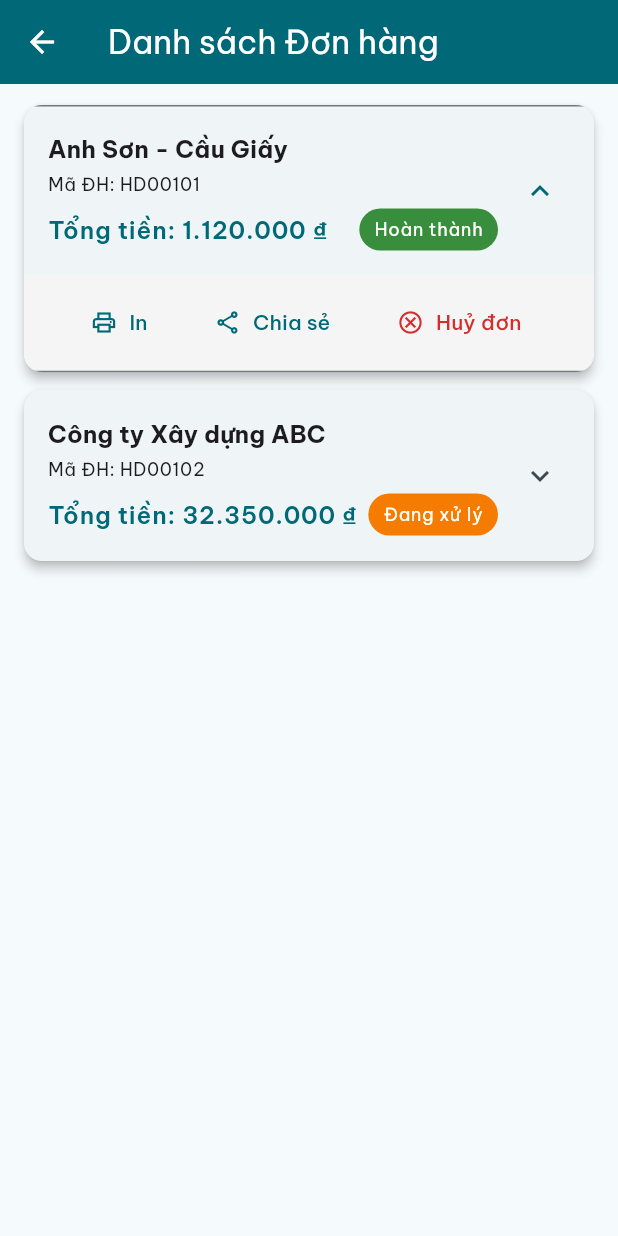
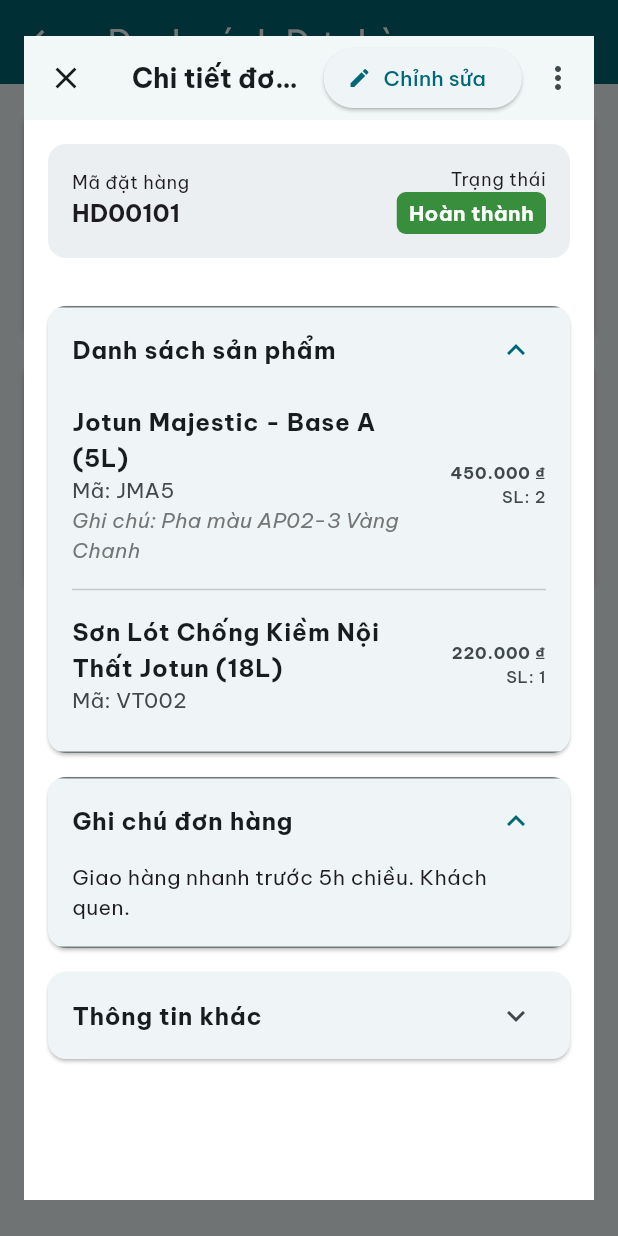
Before and after one commit to nmadu666/flutter_paint_store_app, a Flutter app: the OrdersScreen screen opened directly, after a tap on "Anh Sơn - Cầu Giấy", on a phone screen of 412 x 824 dp. Run offline on Flutter 3.47's test engine with Material 3 defaults, Android fonts, the phone set to English and light mode, and no system bars; our stand-ins replace cloud_firestore, equatable, firebase_auth, firebase_core, flutter_riverpod, google_fonts and 3 more; accounts and stored records are empty.

Commit message:
fix lỗi git

```diff
--- /dev/null
+++ b/lib/features/orders/presentation/widgets/order_details_dialog.dart
@@ -0,0 +1,356 @@
+import 'package:flutter/material.dart';
+import 'package:intl/intl.dart';
+
+import '../../../../models/order.dart';
+
+
+// Helper widget for mobile layout
+class _InfoCard extends StatelessWidget {
+  final String title;
+  final Widget child;
+  final bool initiallyExpanded;
+
+  const _InfoCard({required this.title, required this.child, this.initiallyExpanded = true});
+
+  @override
+  Widget build(BuildContext context) {
+    return Card(
+      margin: const EdgeInsets.only(bottom: 16),
+      elevation: 1,
+      shape: RoundedRectangleBorder(borderRadius: BorderRadius.circular(12)),
+      clipBehavior: Clip.antiAlias,
+      child: ExpansionTile(
+        title: Text(title, style: const TextStyle(fontWeight: FontWeight.bold)),
+        initiallyExpanded: initiallyExpanded,
+        childrenPadding: const EdgeInsets.all(16).copyWith(top: 0),
+        children: [child],
+      ),
+    );
+  }
+}
+
+class OrderDetailsDialog extends StatelessWidget {
+  final Order order;
+
+  const OrderDetailsDialog({super.key, required this.order});
+
+  @override
+  Widget build(BuildContext context) {
+    return Dialog(
+      // On mobile, make it take up more screen space
+      insetPadding: const EdgeInsets.symmetric(horizontal: 16.0, vertical: 24.0),
+      child: LayoutBuilder(
+        builder: (context, constraints) {
+          // Define a breakpoint to switch between layouts
+          final bool isMobile = constraints.maxWidth < 650;
+          return isMobile ? _buildMobileLayout(context) : _buildDesktopLayout(context);
+        },
+      ),
+    );
+  }
+
+  // ===========================================================================
+  // Mobile Layout
+  // ===========================================================================
+  Widget _buildMobileLayout(BuildContext context) {
+    final currencyFormat = NumberFormat.currency(locale: 'vi_VN', symbol: '₫');
+    return Scaffold(
+      backgroundColor: Colors.white,
+      appBar: _buildMobileAppBar(context),
+      body: SingleChildScrollView(
+        padding: const EdgeInsets.all(16.0),
+        child: Column(
+          crossAxisAlignment: CrossAxisAlignment.start,
+          children: [
+            _buildMobileHeaderInfo(context),
+            const SizedBox(height: 16),
+            _InfoCard(
+              title: 'Danh sách sản phẩm',
+              child: _buildMobileProductList(context, currencyFormat),
+            ),
+            _InfoCard(
+              title: 'Ghi chú đơn hàng',
+              initiallyExpanded: order.description?.isNotEmpty ?? false,
+              child: Text(order.description ?? 'Không có ghi chú.'),
+            ),
+            _InfoCard(
+              title: 'Thông tin khác',
+              initiallyExpanded: false,
+              child: _buildMobileOtherInfo(context),
+            ),
+          ],
+        ),
+      ),
+    );
+  }
+
+  AppBar _buildMobileAppBar(BuildContext context) {
+    return AppBar(
+      elevation: 1,
+      backgroundColor: Colors.white,
+      title: const Text('Chi tiết đơn hàng', style: TextStyle(fontSize: 18, fontWeight: FontWeight.bold)),
+      leading: IconButton(
+        icon: const Icon(Icons.close),
+        onPressed: () => Navigator.of(context).pop(),
+      ),
+      actions: [
+        Padding(
+          padding: const EdgeInsets.symmetric(vertical: 8.0),
+          child: ElevatedButton.icon(
+            icon: const Icon(Icons.edit, size: 16),
+            label: const Text('Chỉnh sửa'),
+            onPressed: () { /* TODO: Edit action */ },
+          ),
+        ),
+        PopupMenuButton<String>(
+          onSelected: (value) { /* TODO: Handle more actions */ },
+          itemBuilder: (BuildContext context) => <PopupMenuEntry<String>>[
+            const PopupMenuItem<String>(value: 'copy', child: Text('Sao chép')),
+            const PopupMenuItem<String>(value: 'export', child: Text('Xuất file')),
+            const PopupMenuItem<String>(value: 'process', child: Text('Xử lý đơn hàng')),
+            const PopupMenuItem<String>(value: 'save', child: Text('Lưu')),
+            const PopupMenuDivider(),
+            const PopupMenuItem<String>(value: 'finish', child: Text('Kết thúc')),
+          ],
+        ),
+      ],
+    );
+  }
+
+  Widget _buildMobileHeaderInfo(BuildContext context) {
+    final textTheme = Theme.of(context).textTheme;
+    return Card(
+      color: Colors.blueGrey.shade50,
+      elevation: 0,
+      margin: const EdgeInsets.only(bottom: 16),
+      child: Padding(
+        padding: const EdgeInsets.all(16.0),
+        child: Row(
+          mainAxisAlignment: MainAxisAlignment.spaceBetween,
+          children: [
+            Column(
+              crossAxisAlignment: CrossAxisAlignment.start,
+              children: [
+                Text('Mã đặt hàng', style: textTheme.bodySmall),
+                Text(order.code ?? 'N/A', style: textTheme.titleMedium?.copyWith(fontWeight: FontWeight.bold)),
+              ],
+            ),
+            Column(
+              crossAxisAlignment: CrossAxisAlignment.end,
+              children: [
+                Text('Trạng thái', style: textTheme.bodySmall),
+                Container(
+                  padding: const EdgeInsets.symmetric(horizontal: 8, vertical: 4),
+                  decoration: BoxDecoration(
+                    color: Colors.green.shade700,
+                    borderRadius: BorderRadius.circular(6),
+                  ),
+                  child: Text(
+                    order.statusValue ?? 'N/A',
+                    style: const TextStyle(color: Colors.white, fontWeight: FontWeight.bold),
+                  ),
+                ),
+              ],
+            ),
+          ],
+        ),
+      ),
+    );
+  }
+
+  Widget _buildMobileProductList(BuildContext context, NumberFormat currencyFormat) {
+    final details = order.orderDetails ?? [];
+    if (details.isEmpty) return const Text('Không có sản phẩm.');
+
+    return ListView.separated(
+      shrinkWrap: true,
+      physics: const NeverScrollableScrollPhysics(),
+      itemCount: details.length,
+      separatorBuilder: (context, index) => const Divider(),
+      itemBuilder: (context, index) {
+        final item = details[index];
+        final price = (item.price ?? 0).toDouble();
+        final quantity = (item.quantity ?? 0).toDouble();
+
+        return ListTile(
+          contentPadding: EdgeInsets.zero,
+          title: Text(item.productName ?? 'N/A', style: const TextStyle(fontWeight: FontWeight.bold)),
+          subtitle: Column(
+            crossAxisAlignment: CrossAxisAlignment.start,
+            children: [
+              Text('Mã: ${item.productCode ?? 'N/A'}'),
+              if (item.note?.isNotEmpty ?? false) Text('Ghi chú: ${item.note!}', style: TextStyle(color: Colors.grey.shade600, fontStyle: FontStyle.italic)),
+            ],
+          ),
+          trailing: Column(
+            crossAxisAlignment: CrossAxisAlignment.end,
+            mainAxisAlignment: MainAxisAlignment.center,
+            children: [
+              Text(currencyFormat.format(price), style: const TextStyle(fontWeight: FontWeight.bold)),
+              Text('SL: ${quantity.toStringAsFixed(0)}'),
+            ],
+          ),
+        );
+      },
+    );
+  }
+
+  Widget _buildMobileOtherInfo(BuildContext context) {
+    return Column(
+      children: [
+        _buildDetailRow(context, 'Bảng giá:', 'Bảng giá chung'), // Placeholder
+        _buildDetailRow(context, 'Kênh bán:', order.branchName ?? 'N/A'),
+        _buildDetailRow(context, 'Người bán:', 'admin'), // Placeholder
+        _buildDetailRow(context, 'Người tạo:', 'admin'), // Placeholder
+        _buildDetailRow(context, 'Chi nhánh:', order.branchName ?? 'N/A'),
+      ],
+    );
+  }
+
+  // ===========================================================================
+  // Desktop Layout (Existing Layout)
+  // ===========================================================================
+  Widget _buildDesktopLayout(BuildContext context) {
+    final textTheme = Theme.of(context).textTheme;
+    final currencyFormat = NumberFormat.currency(locale: 'vi_VN', symbol: '₫');
+
+    return Padding(
+      padding: const EdgeInsets.all(24.0),
+      child: Column(
+        mainAxisSize: MainAxisSize.min,
+        crossAxisAlignment: CrossAxisAlignment.start,
+        children: [
+          Row(
+            mainAxisAlignment: MainAxisAlignment.spaceBetween,
+            children: [
+              Text('Thông tin chi tiết đơn đặt hàng', style: textTheme.titleLarge?.copyWith(fontWeight: FontWeight.bold)),
+              IconButton(icon: const Icon(Icons.close), onPressed: () => Navigator.of(context).pop()),
+            ],
+          ),
+          const SizedBox(height: 24),
+          Expanded(
+            child: SingleChildScrollView(
+              child: Column(
+                crossAxisAlignment: CrossAxisAlignment.start,
+                children: [
+                  _buildDesktopInfoSection(textTheme),
+                  const SizedBox(height: 24),
+                  _buildItemsTableForDesktop(context, currencyFormat),
+                  const SizedBox(height: 24),
+                  _buildSummaryAndNotes(textTheme, currencyFormat),
+                ],
+              ),
+            ),
+          ),
+          const SizedBox(height: 24),
+          _buildDesktopActionButtons(context),
+        ],
+      ),
+    );
+  }
+
+  Widget _buildDesktopInfoSection(TextTheme textTheme) {
+    return Column(
+      crossAxisAlignment: CrossAxisAlignment.start,
+      children: [
+        Row(crossAxisAlignment: CrossAxisAlignment.start, children: [
+          Expanded(child: _buildInfoItem(textTheme, 'Người tạo:', 'admin')), // Placeholder
+          Expanded(child: _buildInfoItem(textTheme, 'Người nhận:', order.customerName ?? 'Khách lẻ')),
+        ]),
+        const SizedBox(height: 8),
+        Row(crossAxisAlignment: CrossAxisAlignment.start, children: [
+          Expanded(child: _buildInfoItem(textTheme, 'Ngày đặt:', order.createdDate != null ? DateFormat('dd/MM/yyyy HH:mm').format(order.createdDate!) : 'N/A')),
+          Expanded(child: _buildInfoItem(textTheme, 'Trạng thái:', order.statusValue ?? 'N/A')),
+        ]),
+        const SizedBox(height: 8),
+        _buildInfoItem(textTheme, 'Kênh bán hàng:', order.branchName ?? 'N/A'),
+      ],
+    );
+  }
+
+  Widget _buildItemsTableForDesktop(BuildContext context, NumberFormat currencyFormat) {
+    final details = order.orderDetails ?? [];
+    return Column(
+      crossAxisAlignment: CrossAxisAlignment.start,
+      children: [
+        Text('Chi tiết hàng hóa', style: Theme.of(context).textTheme.titleMedium?.copyWith(fontWeight: FontWeight.bold)),
+        const SizedBox(height: 8),
+        SizedBox(
+          width: double.infinity,
+          child: DataTable(
+            columnSpacing: 16,
+            headingRowColor: MaterialStateProperty.all(Colors.grey.shade200),
+            columns: const [
+              DataColumn(label: Text('Mã hàng')), DataColumn(label: Text('Tên hàng')), DataColumn(label: Text('SL')), DataColumn(label: Text('Đơn giá')), DataColumn(label: Text('Giảm giá')), DataColumn(label: Text('Giá bán')), DataColumn(label: Text('Thành tiền')),
+            ],
+            rows: details.map((item) {
+              final unitPrice = (item.price ?? 0).toDouble();
+              final quantity = (item.quantity ?? 0).toDouble();
+              final discount = (item.discount ?? 0).toDouble();
+              final salePrice = unitPrice - discount;
+              final total = salePrice * quantity;
+              return DataRow(cells: [
+                DataCell(Text(item.productCode ?? 'N/A')), DataCell(Text(item.productName ?? 'N/A')), DataCell(Text(quantity.toStringAsFixed(0))), DataCell(Text(currencyFormat.format(unitPrice))), DataCell(Text(currencyFormat.format(discount))), DataCell(Text(currencyFormat.format(salePrice))), DataCell(Text(currencyFormat.format(total))),
+              ]);
+            }).toList(),
+          ),
+        ),
+      ],
+    );
+  }
+
+  Widget _buildSummaryAndNotes(TextTheme textTheme, NumberFormat currencyFormat) {
+    final subTotal = (order.orderDetails ?? []).fold<double>(0.0, (sum, item) => sum + ((item.price ?? 0).toDouble() * (item.quantity ?? 0).toDouble()));
+    return Row(crossAxisAlignment: CrossAxisAlignment.start, children: [
+      Expanded(flex: 2, child: Column(crossAxisAlignment: CrossAxisAlignment.start, children: [
+        Text('Ghi chú', style: textTheme.titleMedium?.copyWith(fontWeight: FontWeight.bold)),
+        const SizedBox(height: 8),
+        Container(width: double.infinity, padding: const EdgeInsets.all(12), decoration: BoxDecoration(border: Border.all(color: Colors.grey.shade300), borderRadius: BorderRadius.circular(8)), child: Text(order.description ?? 'Không có ghi chú.', style: textTheme.bodyMedium)),
+      ])),
+      const SizedBox(width: 24),
+      Expanded(flex: 1, child: Column(crossAxisAlignment: CrossAxisAlignment.end, children: [
+        _buildSummaryItem(textTheme, 'Tổng tiền:', currencyFormat.format(subTotal)),
+        _buildSummaryItem(textTheme, 'Giảm giá phiếu đặt:', currencyFormat.format(order.discount ?? 0)),
+        _buildSummaryItem(textTheme, 'Tổng cộng:', currencyFormat.format(order.total ?? 0), isBold: true),
+        const Divider(height: 16),
+        _buildSummaryItem(textTheme, 'Khách đã trả:', currencyFormat.format(order.totalPayment ?? 0)),
+      ])),
+    ]);
+  }
+
+  Widget _buildDesktopActionButtons(BuildContext context) {
+    return Align(
+      alignment: Alignment.centerRight,
+      child: Wrap(spacing: 8.0, runSpacing: 8.0, alignment: WrapAlignment.end, children: [
+        TextButton(onPressed: () => Navigator.of(context).pop(), child: const Text('Hủy')),
+        TextButton.icon(onPressed: () {}, icon: const Icon(Icons.copy, size: 16), label: const Text('Sao chép')),
+        TextButton.icon(onPressed: () {}, icon: const Icon(Icons.print_outlined, size: 16), label: const Text('Xuất file')),
+        ElevatedButton(onPressed: () {}, child: const Text('Xử lý đơn hàng')),
+        ElevatedButton(onPressed: () {}, child: const Text('Lưu')),
+        ElevatedButton(onPressed: () {}, style: ElevatedButton.styleFrom(backgroundColor: Theme.of(context).primaryColor, foregroundColor: Theme.of(context).colorScheme.onPrimary), child: const Text('Kết thúc')),
+      ]),
+    );
+  }
+
+  // ===========================================================================
+  // Common Helper Widgets
+  // ===========================================================================
+  Widget _buildInfoItem(TextTheme textTheme, String label, String value) {
+    return Padding(
+      padding: const EdgeInsets.symmetric(vertical: 2.0),
+      child: RichText(text: TextSpan(style: textTheme.bodyMedium, children: [TextSpan(text: '$label ', style: const TextStyle(fontWeight: FontWeight.bold)), TextSpan(text: value)])));
+  }
+
+  Widget _buildSummaryItem(TextTheme textTheme, String label, String value, {bool isBold = false}) {
+    return Padding(
+      padding: const EdgeInsets.symmetric(vertical: 4.0),
+      child: Row(mainAxisAlignment: MainAxisAlignment.spaceBetween, children: [Text(label, style: textTheme.bodyMedium?.copyWith(fontWeight: isBold ? FontWeight.bold : FontWeight.normal)), Text(value, style: textTheme.bodyMedium?.copyWith(fontWeight: isBold ? FontWeight.bold : FontWeight.normal))]));
+  }
+
+  Widget _buildDetailRow(BuildContext context, String label, String value) {
+    return Padding(
+      padding: const EdgeInsets.symmetric(vertical: 4.0),
+      child: Row(mainAxisAlignment: MainAxisAlignment.spaceBetween, children: [Text(label, style: Theme.of(context).textTheme.bodyMedium), Text(value, style: Theme.of(context).textTheme.bodyMedium?.copyWith(fontWeight: FontWeight.bold))]),
+    );
+  }
+}
--- a/lib/features/orders/presentation/widgets/order_list_item.dart
+++ b/lib/features/orders/presentation/widgets/order_list_item.dart
@@ -2,7 +2,7 @@
 import 'package:intl/intl.dart';
 
 import '../../../../models/order.dart';
-
+import 'order_details_dialog.dart';
 
 class OrderListItem extends StatelessWidget {
   final Order order;
@@ -37,12 +37,18 @@
 
     return Card(
       margin: const EdgeInsets.symmetric(vertical: 6.0, horizontal: 8.0),
-      elevation: 3,
+      elevation: 2,
       shape: RoundedRectangleBorder(borderRadius: BorderRadius.circular(12)),
       clipBehavior: Clip.antiAlias,
-      child: ExpansionTile(
-        title: _buildTitle(context, statusText, statusColor, textTheme),
-        children: [_buildActionButtons(context)],
+      child: InkWell(
+        onTap: () => _showOrderDetailsDialog(context),
+        child: Column(
+          crossAxisAlignment: CrossAxisAlignment.start,
+          children: [
+            _buildTitle(context, statusText, statusColor, textTheme),
+            _buildActionButtons(context),
+          ],
+        ),
       ),
     );
   }
@@ -50,7 +56,7 @@
   Widget _buildTitle(
       BuildContext context, String statusText, Color statusColor, TextTheme textTheme) {
     return Padding(
-      padding: const EdgeInsets.symmetric(vertical: 8.0),
+      padding: const EdgeInsets.fromLTRB(16, 16, 16, 12),
       child: Column(
         crossAxisAlignment: CrossAxisAlignment.start,
         children: [
@@ -92,36 +98,62 @@
 
   Widget _buildActionButtons(BuildContext context) {
     return Container(
-      padding: const EdgeInsets.symmetric(horizontal: 16.0, vertical: 8.0),
-      color: Colors.grey.shade100,
+      decoration: BoxDecoration(
+        color: Colors.black.withOpacity(0.03),
+        border: Border(top: BorderSide(color: Colors.grey.shade200, width: 1)),
+      ),
       child: Row(
         mainAxisAlignment: MainAxisAlignment.spaceEvenly,
         children: [
-          TextButton.icon(
-            icon: const Icon(Icons.print_outlined),
-            label: const Text('In'),
-            onPressed: () {
-              // TODO: Implement print functionality
-            },
+          _actionButton(
+            context,
+            icon: Icons.info_outline,
+            label: 'Chi tiết',
+            onPressed: () => _showOrderDetailsDialog(context),
           ),
-          TextButton.icon(
-            icon: const Icon(Icons.share_outlined),
-            label: const Text('Chia sẻ'),
-            onPressed: () {
-              // TODO: Implement share functionality
-            },
+          _actionButton(
+            context,
+            icon: Icons.print_outlined,
+            label: 'In',
+            onPressed: () { /* TODO: Implement print */ },
           ),
-          if (order.status != 3) // 3: Đã huỷ
-            TextButton.icon(
-              icon: const Icon(Icons.cancel_outlined),
-              label: const Text('Huỷ đơn'),
-              style: TextButton.styleFrom(foregroundColor: Colors.red.shade700),
-              onPressed: () {
-                // TODO: Implement cancel functionality
-              },
+          _actionButton(
+            context,
+            icon: Icons.share_outlined,
+            label: 'Chia sẻ',
+            onPressed: () { /* TODO: Implement share */ },
+          ),
+          if (order.status != 3) // Not cancelled
+            _actionButton(
+              context,
+              icon: Icons.cancel_outlined,
+              label: 'Huỷ đơn',
+              color: Colors.red.shade700,
+              onPressed: () { /* TODO: Implement cancel */ },
             ),
         ],
       ),
     );
   }
+
+  Widget _actionButton(BuildContext context, {required IconData icon, required String label, required VoidCallback onPressed, Color? color}) {
+    return TextButton.icon(
+      icon: Icon(icon, size: 18),
+      label: Text(label),
+      style: TextButton.styleFrom(
+        foregroundColor: color ?? Theme.of(context).colorScheme.onSurface,
+        padding: const EdgeInsets.symmetric(horizontal: 12, vertical: 10),
+      ),
+      onPressed: onPressed,
+    );
+  }
+
+  void _showOrderDetailsDialog(BuildContext context) {
+    showDialog(
+      context: context,
+      builder: (BuildContext context) {
+        return OrderDetailsDialog(order: order);
+      },
+    );
+  }
 }
```
